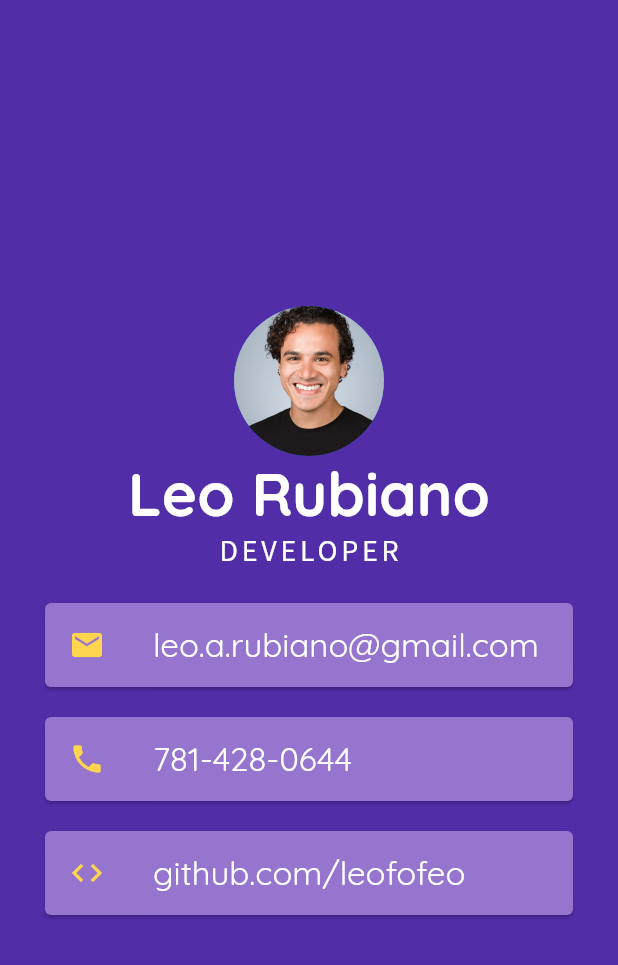
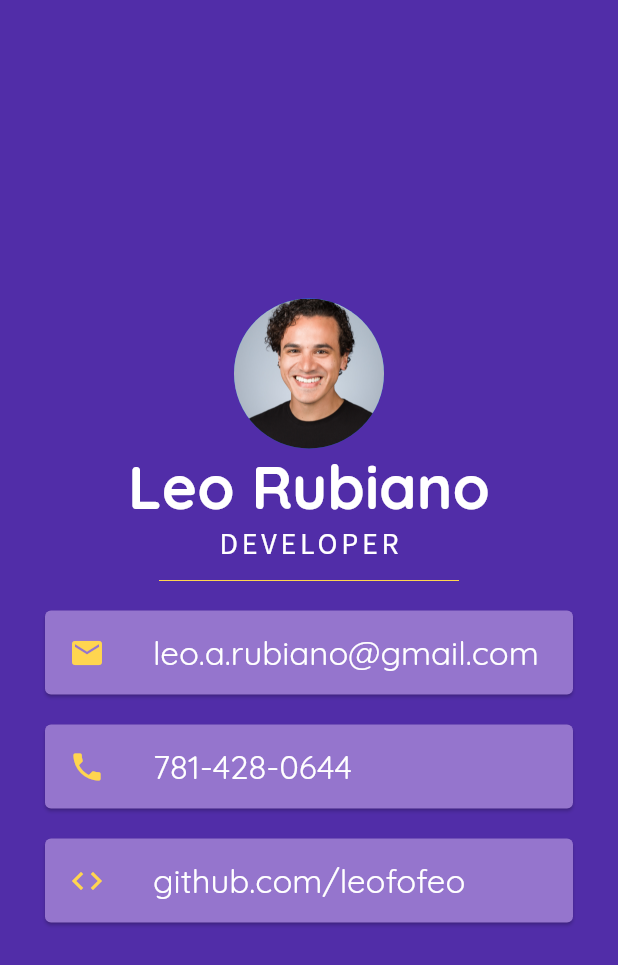
Before and after one commit to leofofeo/business-card, a Flutter app: the screen it shows after launch, on a phone screen of 412 x 824 dp. Shown: the top 965 px of the screen. Run offline on Flutter 3.47's test engine with Material 2 defaults, Android fonts, the phone set to English and light mode, and no system bars.

Commit message:
Add divider

```diff
--- a/lib/main.dart
+++ b/lib/main.dart
@@ -19,7 +19,13 @@ class MyApp extends StatelessWidget {
                 renderAvatar(),
                 renderName(),
                 renderTitle(),
-                SizedBox(height: 10.0),
+                SizedBox(
+                  height: 20.0,
+                  width: 200.0,
+                  child: Divider(
+                    color: Colors.amber[300],
+                  )
+                ),
                 renderEmail(),
                 renderPhoneNumber(),
                 renderGithubProfile(),
```
